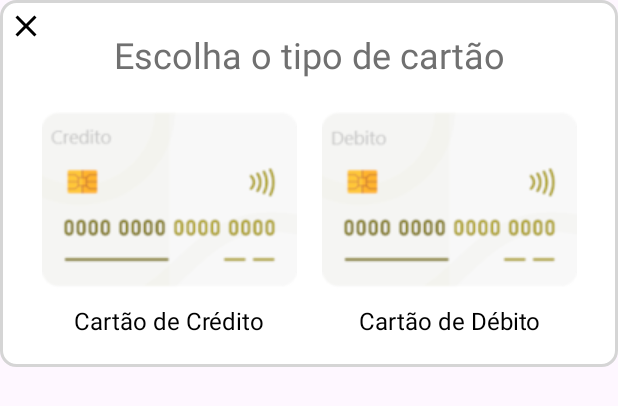
After one commit to LeonardoVRR/Debts, an Android app built with Jetpack Compose: the layout selecionar_tipo_cartao.xml on its own in the app's theme, with its tools: preview values and no code run, on a phone screen of 412 x 824 dp. The commit adds this screen. Shown: the top 406 px of the screen. Run offline under Robolectric (Android 15) with nearby library versions, the phone set to English and light mode, and no system bars.

Commit message:
implementação da função para escolher o tipo de cartão se ele é credito ou debito

```diff
--- a/app/src/main/java/com/example/debts/Conexao_BD/DadosFinanceiros_Usuario_BD_Debts.kt
+++ b/app/src/main/java/com/example/debts/Conexao_BD/DadosFinanceiros_Usuario_BD_Debts.kt
@@ -52,7 +52,7 @@ class DadosFinanceiros_Usuario_BD_Debts(private val context: Context, private va
     }
 
     fun pegarListaCartoes(): List<OperacaoFinanceira> {
-        val listaCartoes = BancoDados(context).listarCartoes(IDusuario)
+        val listaCartoes = BancoDados(context).listarCartoes(IDusuario, "todos")
 
         return listaCartoes
     }
--- a/app/src/main/java/com/example/debts/Conexao_BD/DadosUsuario_BD_Debts.kt
+++ b/app/src/main/java/com/example/debts/Conexao_BD/DadosUsuario_BD_Debts.kt
@@ -20,9 +20,9 @@ class DadosUsuario_BD_Debts(private val context: Context) {
         var cartoesUsuario: List<OperacaoFinanceira> = listOf()
     }
 
-    object listaMetaEstados {
-        var estados: MutableList<Boolean> = mutableListOf()
-    }
+//    object listaMetaEstados {
+//        var estados: MutableList<Boolean> = mutableListOf()
+//    }
 
     object cartaoSelecionado {
         var numeroCartao: String = ""
--- a/app/src/main/java/com/example/debts/lista_DebtMap/adapter_DebtMap.kt
+++ b/app/src/main/java/com/example/debts/lista_DebtMap/adapter_DebtMap.kt
@@ -20,7 +20,7 @@ import androidx.transition.Visibility
 import com.example.debts.API_Flask.Flask_Consultar_MySQL
 import com.example.debts.BD_SQLite_App.BancoDados
 import com.example.debts.Conexao_BD.DadosUsuario_BD_Debts
-import com.example.debts.Conexao_BD.DadosUsuario_BD_Debts.listaMetaEstados
+//import com.example.debts.Conexao_BD.DadosUsuario_BD_Debts.listaMetaEstados
 import com.example.debts.ConsultaBD_MySQL.CompararListas_MySQL_SQLite
 import com.example.debts.CustomToast
 import com.example.debts.FormatarMoeda.formatarReal
--- a/app/src/main/java/com/example/debts/telaPerfilUsuario.kt
+++ b/app/src/main/java/com/example/debts/telaPerfilUsuario.kt
@@ -165,7 +165,7 @@ class telaPerfilUsuario : AppCompatActivity() {
                     //salvando a lista de cartoes
                     DadosUsuario_BD_Debts.listas_MySQL.cartoesUsuario = Flask_Consultar_MySQL(this).listCartoes(IDusuario)
 
-                    Log.d("Lista Cartoes SQLite", "${BancoDados(this).listarCartoes(IDusuario)}")
+                    Log.d("Lista Cartoes SQLite", "${BancoDados(this).listarCartoes(IDusuario, "todos")}")
                     Log.d("Lista Cartoes MySQL", "${DadosUsuario_BD_Debts.listas_MySQL.cartoesUsuario}")
 
 
@@ -183,7 +183,7 @@ class telaPerfilUsuario : AppCompatActivity() {
 
                         listaCartoesSalvos.clear()
 
-                        CompararListas_MySQL_SQLite(this).adicionarNovosCartoes(DadosUsuario_BD_Debts.listas_MySQL.cartoesUsuario, BancoDados(this).listarCartoes(IDusuario))
+                        CompararListas_MySQL_SQLite(this).adicionarNovosCartoes(DadosUsuario_BD_Debts.listas_MySQL.cartoesUsuario, BancoDados(this).listarCartoes(IDusuario, "todos"))
 
                         val novaListaCartoes = DadosFinanceiros_Usuario_BD_Debts(this, IDusuario).pegarListaCartoes().toMutableList()
 
--- /dev/null
+++ b/app/src/main/res/layout/selecionar_tipo_cartao.xml
@@ -0,0 +1,98 @@
+<?xml version="1.0" encoding="utf-8"?>
+<androidx.constraintlayout.widget.ConstraintLayout xmlns:android="http://schemas.android.com/apk/res/android"
+    xmlns:app="http://schemas.android.com/apk/res-auto"
+    xmlns:tools="http://schemas.android.com/tools"
+    android:layout_width="match_parent"
+    android:layout_height="wrap_content"
+    android:background="@drawable/itemlist_style">
+
+    <TextView
+        android:id="@+id/textView21"
+        android:layout_width="wrap_content"
+        android:layout_height="wrap_content"
+        android:layout_marginTop="20dp"
+        android:text="Escolha o tipo de cartão"
+        android:textColor="#E6616161"
+        android:textSize="24sp"
+        app:layout_constraintEnd_toEndOf="parent"
+        app:layout_constraintStart_toStartOf="parent"
+        app:layout_constraintTop_toTopOf="parent" />
+
+    <TextView
+        android:id="@+id/textView45"
+        android:layout_width="wrap_content"
+        android:layout_height="wrap_content"
+        android:text="E"
+        android:textColor="#00000000"
+        app:layout_constraintEnd_toEndOf="@+id/textView21"
+        app:layout_constraintStart_toStartOf="@+id/textView21"
+        tools:ignore="MissingConstraints"
+        tools:layout_editor_absoluteY="93dp" />
+
+    <ImageButton
+        android:id="@+id/btn_cartaoDebito"
+        android:layout_width="wrap_content"
+        android:layout_height="120dp"
+        android:layout_marginEnd="10dp"
+        android:background="#00000000"
+        app:layout_constraintEnd_toEndOf="parent"
+        app:layout_constraintHorizontal_bias="0.2"
+        app:layout_constraintStart_toEndOf="@+id/textView45"
+        app:layout_constraintTop_toTopOf="@+id/btn_cartaoCredito"
+        app:srcCompat="@drawable/debit_card_btn_1___1_"
+        tools:ignore="SpeakableTextPresentCheck" />
+
+    <ImageButton
+        android:id="@+id/btn_cartaoCredito"
+        android:layout_width="wrap_content"
+        android:layout_height="120dp"
+        android:layout_marginStart="10dp"
+        android:layout_marginTop="20dp"
+        android:background="#00000000"
+        app:layout_constraintEnd_toStartOf="@+id/textView45"
+        app:layout_constraintHorizontal_bias="0.8"
+        app:layout_constraintStart_toStartOf="parent"
+        app:layout_constraintTop_toBottomOf="@+id/textView21"
+        app:srcCompat="@drawable/credit_card_btn_1___1_"
+        tools:ignore="SpeakableTextPresentCheck" />
+
+    <ImageButton
+        android:id="@+id/btn_sairSelecioTpCartao"
+        android:layout_width="wrap_content"
+        android:layout_height="wrap_content"
+        android:layout_marginStart="5dp"
+        android:layout_marginTop="5dp"
+        android:background="#00000000"
+        app:layout_constraintStart_toStartOf="parent"
+        app:layout_constraintTop_toTopOf="parent"
+        app:srcCompat="@drawable/baseline_close_24"
+        tools:ignore="SpeakableTextPresentCheck,TouchTargetSizeCheck" />
+
+    <TextView
+        android:id="@+id/textView47"
+        android:layout_width="wrap_content"
+        android:layout_height="wrap_content"
+        android:layout_marginTop="10dp"
+        android:layout_marginBottom="20dp"
+        android:text="Cartão de Crédito"
+        android:textColor="#000000"
+        android:textSize="16sp"
+        app:layout_constraintBottom_toBottomOf="parent"
+        app:layout_constraintEnd_toEndOf="@+id/btn_cartaoCredito"
+        app:layout_constraintStart_toStartOf="@+id/btn_cartaoCredito"
+        app:layout_constraintTop_toBottomOf="@+id/btn_cartaoCredito" />
+
+    <TextView
+        android:id="@+id/textView48"
+        android:layout_width="wrap_content"
+        android:layout_height="wrap_content"
+        android:layout_marginTop="10dp"
+        android:layout_marginBottom="20dp"
+        android:text="Cartão de Débito"
+        android:textColor="#000000"
+        android:textSize="16sp"
+        app:layout_constraintBottom_toBottomOf="parent"
+        app:layout_constraintEnd_toEndOf="@+id/btn_cartaoDebito"
+        app:layout_constraintStart_toStartOf="@+id/btn_cartaoDebito"
+        app:layout_constraintTop_toBottomOf="@+id/btn_cartaoDebito" />
+</androidx.constraintlayout.widget.ConstraintLayout>
```
Also changed, not shown: app/src/main/java/com/example/debts/API_Flask/Flask_Consultar_MySQL.kt (+68 -6 lines), app/src/main/java/com/example/debts/BD_SQLite_App/BancoDados.kt (+33 -4 lines), app/src/main/java/com/example/debts/layout_lista_cartoes/adapter_Cartoes.kt (+17 -4 lines), app/src/main/java/com/example/debts/lista_DebtMap/adapter_Item_DebtMap.kt (+18 -18 lines), app/src/main/java/com/example/debts/telaPrincipal.kt (+52 -6 lines), app/src/main/res/layout/selecionar_cartao_extrato.xml (+9 -12 lines), app/src/main/res/drawable/credit_card_btn_1___1_.png (added), app/src/main/res/drawable/debit_card_btn_1___1_.png (added).
